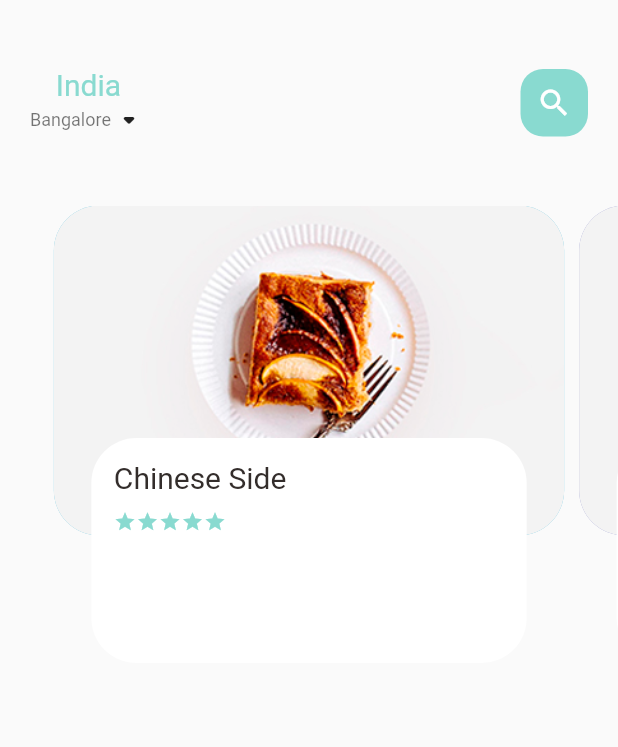
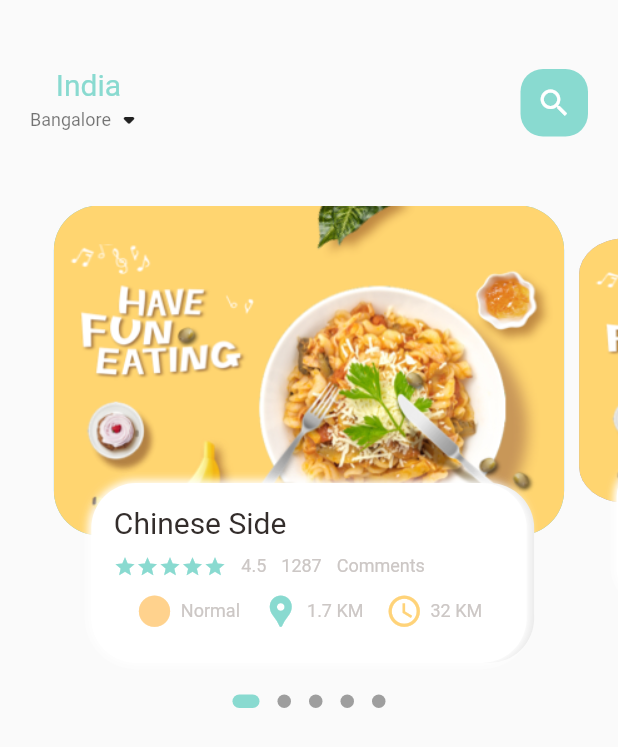
Before and after one commit to abhijeets94/ecommerce, a Flutter app: the screen it shows after launch, on a phone screen of 412 x 824 dp. Shown: the top 747 px of the screen. Run offline on Flutter 3.47's test engine with Material 2 defaults, Android fonts, the phone set to English and light mode, and no system bars; drawn by our look-alikes of dots_indicator.

Commit message:
added scroll animation
added animation

```diff
--- a/lib/home/food_page_body.dart
+++ b/lib/home/food_page_body.dart
@@ -1,8 +1,11 @@
+import 'package:dots_indicator/dots_indicator.dart';
 import 'package:flutter/material.dart';
 import 'package:flutter/src/foundation/key.dart';
 import 'package:flutter/src/widgets/framework.dart';
 import 'package:food_delivery/utils/colors.dart';
 import 'package:food_delivery/widgets/big_text.dart';
+import 'package:food_delivery/widgets/icon_and_text_widget.dart';
+import 'package:food_delivery/widgets/small_text.dart';
 
 class FoodPageBody extends StatefulWidget {
   const FoodPageBody({Key? key}) : super(key: key);
@@ -13,41 +16,127 @@ class FoodPageBody extends StatefulWidget {
 
 class _FoodPageBodyState extends State<FoodPageBody> {
   PageController pageController = PageController(viewportFraction: 0.85);
+  var _currPageValue = 0.0;
+  double scaleFactor = 0.8;
+  double _height = 220;
+
+  @override
+  void initState() {
+    super.initState();
+    pageController.addListener(() {
+      setState(() {
+        _currPageValue = pageController.page!;
+        // debugPrint("page : $_currPageValue");
+      });
+    });
+  }
+
+  @override
+  void dispose() {
+    // TODO: implement dispose
+    super.dispose();
+    pageController.dispose();
+  }
 
   @override
   Widget build(BuildContext context) {
-    return Container(
+    return Column(
+      children: [
+        Container(
           height: 320,
           child: PageView.builder(
               controller: pageController,
               itemCount: 5,
               itemBuilder: (context, position) => _buildPageItem(position)),
+        ),
+        new DotsIndicator(
+          dotsCount: 5,
+          position: _currPageValue,
+          decorator: DotsDecorator(
+            // color: AppColors.iconColor1,
+            activeColor: AppColors.mainColor,
+            size: const Size.square(9.0),
+            activeSize: const Size(18.0, 9.0),
+            activeShape: RoundedRectangleBorder(
+                borderRadius: BorderRadius.circular(5.0)),
+          ),
+        )
+      ],
     );
   }
 
   Widget _buildPageItem(int index) {
-    return Stack(
+    Matrix4 matrix = new Matrix4.identity();
+
+    if (index == _currPageValue.floor()) {
+      var currScale = 1 - (_currPageValue - index) * (1 - scaleFactor);
+      var currTrans = _height * (1 - currScale) / 2;
+
+      //diagonal3Values used to reduce the size, setTranslationRaw is used to move the container
+      matrix = Matrix4.diagonal3Values(1, currScale, 1)
+        ..setTranslationRaw(0, currTrans, 0);
+    } else if (index == _currPageValue.floor() + 1) {
+      var currScale =
+          scaleFactor + (_currPageValue - index + 1) * (1 - scaleFactor);
+      matrix = Matrix4.diagonal3Values(1, currScale, 1);
+      var currTrans = _height * (1 - currScale) / 2;
+
+      matrix = Matrix4.diagonal3Values(1, currScale, 1)
+        ..setTranslationRaw(0, currTrans, 0);
+    } else if (index == _currPageValue.floor() - 1) {
+      var currScale =
+          scaleFactor + (_currPageValue - index - 1) * (1 - scaleFactor);
+      matrix = Matrix4.diagonal3Values(1, currScale, 1);
+      var currTrans = _height * (1 - currScale) / 2;
+
+      matrix = Matrix4.diagonal3Values(1, currScale, 1)
+        ..setTranslationRaw(0, currTrans, 0);
+    } else {
+      var currScale = 0.8;
+      matrix = Matrix4.diagonal3Values(1, currScale, 1)
+        ..setTranslationRaw(0, _height * (1 - scaleFactor) / 2, 0);
+    }
+
+    return Transform(
+      transform: matrix,
+      child: Stack(
         children: [
           Container(
-          height: 220,
+            height: _height,
             margin: const EdgeInsets.symmetric(horizontal: 5),
             decoration: BoxDecoration(
                 borderRadius: BorderRadius.circular(30),
                 color: index.isEven ? Color(0xFF69c5df) : Color(0xFF9294cc),
                 image: const DecorationImage(
                   fit: BoxFit.cover,
-                image: AssetImage("assets/image/food1.png"),
+                  image: AssetImage("assets/image/food0.png"),
                 )),
           ),
           Align(
             alignment: Alignment.bottomCenter,
             child: Container(
               margin: const EdgeInsets.only(left: 30, right: 30, bottom: 15),
-            height: 150,
+              height: 120,
               decoration: BoxDecoration(
                   borderRadius: BorderRadius.circular(30),
                   color: Colors.white,
+                  boxShadow: [
+                    BoxShadow(
+                      // blurRadius: 5.0,
+                      color: Color(0xFFe8e8e8),
+                      offset: Offset.fromDirection(0, 5),
                     ),
+                    BoxShadow(
+                      blurRadius: 5.0,
+                      color: Colors.white,
+                      offset: Offset.fromDirection(-5, 0),
+                    ),
+                    BoxShadow(
+                      blurRadius: 5.0,
+                      color: Colors.white,
+                      offset: Offset.fromDirection(5, 0),
+                    ),
+                  ]),
               child: Container(
                 width: double.infinity,
                 padding: const EdgeInsets.only(top: 15, left: 15, right: 15),
@@ -69,15 +158,52 @@ class _FoodPageBodyState extends State<FoodPageBody> {
                                       Icons.star,
                                       color: AppColors.mainColor,
                                       size: 15,
-                                  )))
+                                    ))),
+                        const SizedBox(
+                          width: 10,
+                        ),
+                        SmallText(text: "4.5"),
+                        const SizedBox(
+                          width: 10,
+                        ),
+                        SmallText(text: "1287"),
+                        const SizedBox(
+                          width: 10,
+                        ),
+                        SmallText(text: "Comments"),
+                        const SizedBox(
+                          width: 10,
+                        ),
                       ],
-                  )
+                    ),
+                    const SizedBox(
+                      height: 10,
+                    ),
+                    Row(
+                      mainAxisAlignment: MainAxisAlignment.spaceEvenly,
+                      children: [
+                        IconAndTextWidget(
+                          text: "Normal",
+                          iconColor: AppColors.iconColor1,
+                          icon: Icons.circle,
+                        ),
+                        IconAndTextWidget(
+                            text: "1.7 KM",
+                            iconColor: AppColors.mainColor,
+                            icon: Icons.location_pin),
+                        IconAndTextWidget(
+                            text: "32 KM",
+                            iconColor: AppColors.yellowColor,
+                            icon: Icons.watch_later_outlined)
+                      ],
+                    ),
                   ],
                 ),
               ),
             ),
           ),
         ],
+      ),
     );
   }
 }
--- /dev/null
+++ b/lib/widgets/icon_and_text_widget.dart
@@ -0,0 +1,36 @@
+import 'package:flutter/cupertino.dart';
+import 'package:flutter/material.dart';
+import 'package:flutter/src/foundation/key.dart';
+import 'package:flutter/src/widgets/framework.dart';
+import 'package:food_delivery/utils/colors.dart';
+import 'package:food_delivery/widgets/small_text.dart';
+
+class IconAndTextWidget extends StatelessWidget {
+  final IconData icon;
+  final String text;
+  final Color iconColor;
+
+  const IconAndTextWidget({
+    Key? key,
+    required this.text,
+    required this.iconColor,
+    required this.icon,
+  }) : super(key: key);
+
+  @override
+  Widget build(BuildContext context) {
+    return Row(
+      children: [
+        Icon(
+          icon,
+          color: iconColor,
+          size: 25,
+        ),
+        const SizedBox(
+          width: 5,
+        ),
+        SmallText(text: text),
+      ],
+    );
+  }
+}
--- a/pubspec.yaml
+++ b/pubspec.yaml
@@ -35,6 +35,7 @@ dependencies:
   # The following adds the Cupertino Icons font to your application.
   # Use with the CupertinoIcons class for iOS style icons.
   cupertino_icons: ^1.0.2
+  dots_indicator: ^2.1.0
 
 dev_dependencies:
   flutter_test:
```
Also changed, not shown: pubspec.lock. Lines whose indentation alone changed are shown as unchanged.
